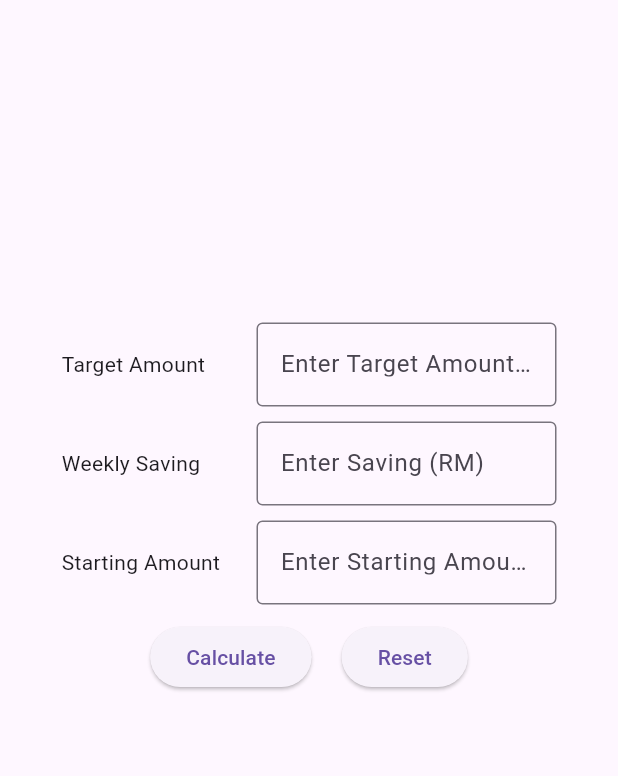
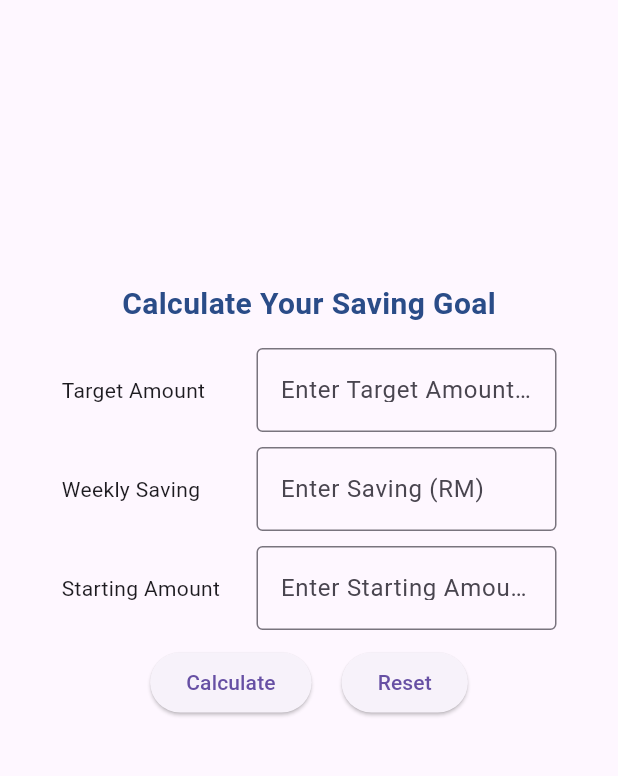
Before and after one commit to sunflower4life/Saving-Goal-Tracker-App, a Flutter app: the screen it shows after launch, on a phone screen of 412 x 824 dp, the part 84-860 px from its top. Run offline on Flutter 3.47's test engine with Material 3 defaults, Android fonts, the phone set to English and light mode, and no system bars.

Commit message:
adding title

```diff
--- a/lib/sgtCalcScreen.dart
+++ b/lib/sgtCalcScreen.dart
@@ -29,7 +29,13 @@ class _SGTCalcScreenState extends State<SGTCalcScreen> {
           child: Column(
             mainAxisAlignment: MainAxisAlignment.center,
             children: [
-              SizedBox(height: 10),
+              Text('Calculate Your Saving Goal' ,
+              style: TextStyle(
+                fontSize: 20.0,
+                fontWeight: FontWeight.bold,
+                color: const Color.fromARGB(255, 42, 76, 136),
+              ),),
+              SizedBox(height: 15),
               Row(
                 children: [
                   //User enter target amount
```
